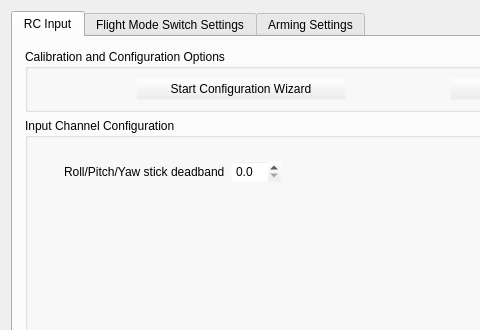
Old version of the form ground/openpilotgcs/src/plugins/config/input.ui in the repository openpilot/OpenPilot; both pictures show x 0 to 480 and y 0 to 330 of the 796 by 828 pixel window.
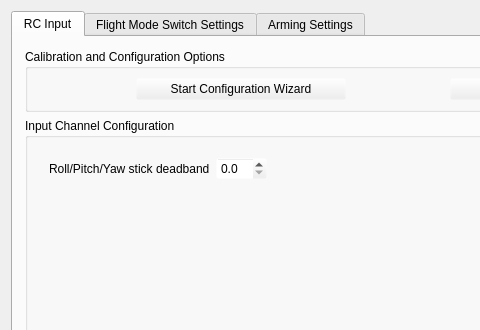
New version of the form. Icons and pictures are not drawn.

Commit message: OP-1331 fixed alignment issues in Config Input channel list (mostly by fixing the size of items). Removed hidden channelNumber spin box. Included other minor UI cleanups (spin box text right aligned, ...).

What changed in the file:
```diff
--- a/ground/openpilotgcs/src/plugins/config/input.ui
+++ b/ground/openpilotgcs/src/plugins/config/input.ui
@@ -116,8 +116,8 @@
            <rect>
             <x>0</x>
             <y>0</y>
-            <width>774</width>
-            <height>748</height>
+            <width>772</width>
+            <height>751</height>
            </rect>
           </property>
           <layout class="QGridLayout" name="gridLayout">
@@ -143,16 +143,16 @@
              </property>
              <layout class="QVBoxLayout" name="verticalLayout_6">
               <property name="leftMargin">
-               <number>12</number>
+               <number>9</number>
               </property>
               <property name="topMargin">
-               <number>0</number>
+               <number>9</number>
               </property>
               <property name="rightMargin">
-               <number>12</number>
+               <number>9</number>
               </property>
               <property name="bottomMargin">
-               <number>0</number>
+               <number>9</number>
               </property>
               <item>
                <widget class="QStackedWidget" name="stackedWidget">
@@ -162,16 +162,16 @@
                 <widget class="QWidget" name="advancedPage">
                  <layout class="QVBoxLayout" name="verticalLayout_3">
                   <property name="leftMargin">
-                   <number>12</number>
+                   <number>0</number>
                   </property>
                   <property name="topMargin">
-                   <number>12</number>
+                   <number>0</number>
                   </property>
                   <property name="rightMargin">
-                   <number>12</number>
+                   <number>0</number>
                   </property>
                   <property name="bottomMargin">
-                   <number>12</number>
+                   <number>0</number>
                   </property>
                   <item>
                    <layout class="QVBoxLayout" name="channelSettings">
```
Left out of the diff: 10 changed lines with no effect on the pictures. The commit also changes 4 other files.
